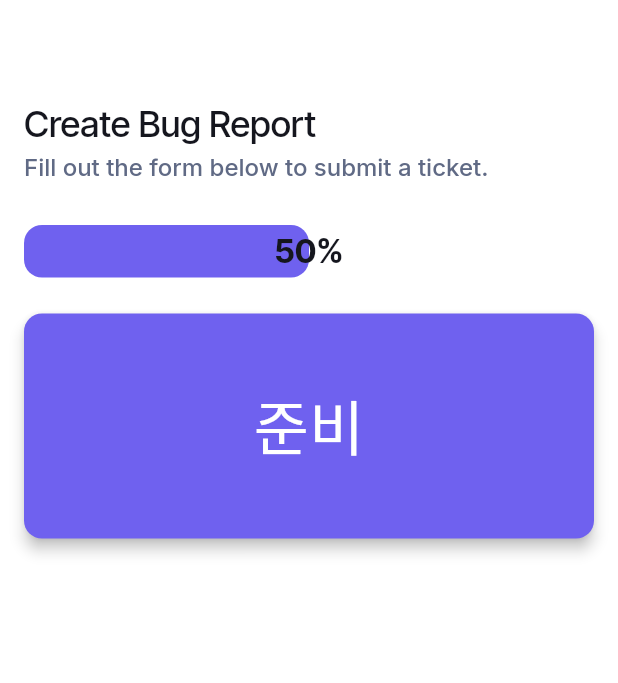
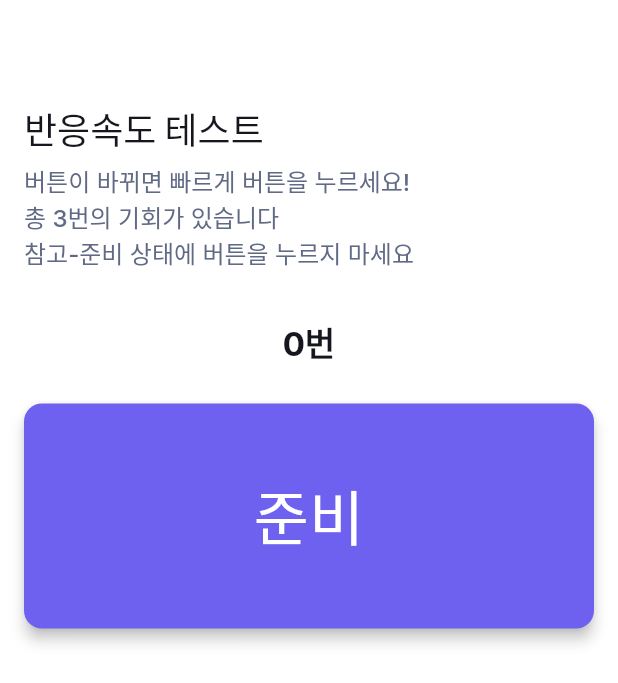
Before and after one commit to manystorms/treasure_hunt, a Flutter app: the MiniGameReactionRateWidget screen opened by its route, on a phone screen of 412 x 824 dp. Shown: the top 683 px of the screen. Run offline on Flutter 3.47's test engine with Material 3 defaults, Android fonts, the phone set to English and light mode, and no system bars; drawn by our look-alikes of auto_size_text, percent_indicator; our stand-ins replace cloud_firestore, firebase_core, flutter_animate, font_awesome_flutter, from_css_color, go_router and 4 more; missing offline and left inert: json_path, mobile_scanner; accounts and stored records are empty; generated files the repository leaves out were written again; statements that could not run were skipped.

Commit message:
반응속도 게임 추가하는 중

```diff
--- a/lib/data.dart
+++ b/lib/data.dart
@@ -17,7 +17,6 @@ const List<Map<String, dynamic>> riddleData = [
     'qrCode':'start_point',
     'simpleContent':'아름다운 그림을 듣는다',
     'content':'아름다운 그림을 듣는다',
-    'miniGame':'/miniGameReactionRate'
   },
   {
     'qrCode':'music_room',
@@ -41,7 +40,7 @@ const List<Map<String, dynamic>> riddleData = [
     'qrCode':'broadcasting_room',
     'simpleContent':'1부터 100까지의 합을 구하다',
     'content':'1부터 100까지의 합을 구하다',
-    'miniGame':'/miniGameButtonClick'
+    'miniGame':'/miniGameReactionRate'
   },
   {
     'qrCode':'gauss_room',
--- a/lib/pages/mini_game_reaction_rate/mini_game_reaction_rate_model.dart
+++ b/lib/pages/mini_game_reaction_rate/mini_game_reaction_rate_model.dart
@@ -1,9 +1,19 @@
+import 'dart:async';
 import '/flutter_flow/flutter_flow_util.dart';
 import 'mini_game_reaction_rate_widget.dart' show MiniGameReactionRateWidget;
 import 'package:flutter/material.dart';
 
+const measureReactionRateTotalCnt = 3;
+const penaltyTime = 0.5;
+
 class MiniGameReactionRateModel
     extends FlutterFlowModel<MiniGameReactionRateWidget> {
+
+  List<double> reactionRate = [];
+  bool ready = true;
+  int startTime = 0;
+  late Timer timer;
+
   @override
   void initState(BuildContext context) {}
 
--- a/lib/pages/mini_game_reaction_rate/mini_game_reaction_rate_widget.dart
+++ b/lib/pages/mini_game_reaction_rate/mini_game_reaction_rate_widget.dart
@@ -1,8 +1,12 @@
+import 'dart:async';
+import 'dart:math';
 import '/flutter_flow/flutter_flow_theme.dart';
 import '/flutter_flow/flutter_flow_util.dart';
 import '/flutter_flow/flutter_flow_widgets.dart';
 import 'package:flutter/material.dart';
 import 'package:percent_indicator/percent_indicator.dart';
+import 'package:treasure_hunt/show_alert.dart';
+import 'package:treasure_hunt/data.dart';
 
 import 'mini_game_reaction_rate_model.dart';
 export 'mini_game_reaction_rate_model.dart';
@@ -21,10 +25,44 @@ class _MiniGameReactionRateWidgetState
 
   final scaffoldKey = GlobalKey<ScaffoldState>();
 
+  void startGame() {
+    setState(() {
+      _model.ready = true;
+    });
+
+    final randomDelay = Random().nextInt(3000)+4000;
+    _model.timer = Timer(Duration(milliseconds: randomDelay), () {
+      setState(() {
+        _model.ready = false;
+        _model.startTime = DateTime.now().millisecondsSinceEpoch;
+      });
+    });
+  }
+
+  void gameEnd() async{
+    final reactionRateSum = _model.reactionRate.reduce((a, b) => a + b);
+    final average = reactionRateSum/_model.reactionRate.length;
+
+    int changingScore = 0;
+    if(average >= 0.5) {
+      changingScore = -3;
+    }else if(average >= 0.25){
+      changingScore = 1;
+    }else{
+      changingScore = 3;
+    }
+
+    changeScore(changingScore);
+    await showAlertWithoutChoice(context, '평균 ${average.toStringAsFixed(2)}초가 걸렸습니다\n점수가 ${changingScore.abs()}만큼 ${(changingScore > 0)? '증가':'감소'}했습니다');
+    context.pop();
+  }
+
   @override
   void initState() {
     super.initState();
     _model = createModel(context, () => MiniGameReactionRateModel());
+
+    startGame();
   }
 
   @override
@@ -61,7 +99,7 @@ class _MiniGameReactionRateWidgetState
                 crossAxisAlignment: CrossAxisAlignment.start,
                 children: [
                   Text(
-                    'Create Bug Report',
+                    '반응속도 테스트',
                     style: FlutterFlowTheme.of(context).headlineMedium.override(
                       fontFamily: 'Inter Tight',
                       letterSpacing: 0.0,
@@ -70,7 +108,7 @@ class _MiniGameReactionRateWidgetState
                   Padding(
                     padding: const EdgeInsetsDirectional.fromSTEB(0, 4, 0, 0),
                     child: Text(
-                      'Fill out the form below to submit a ticket.',
+                      '버튼이 바뀌면 빠르게 버튼을 누르세요!\n총 3번의 기회가 있습니다\n참고-준비 상태에 버튼을 누르지 마세요',
                       style: FlutterFlowTheme.of(context).labelLarge.override(
                         fontFamily: 'Inter',
                         letterSpacing: 0.0,
@@ -80,14 +118,14 @@ class _MiniGameReactionRateWidgetState
                   Padding(
                     padding: const EdgeInsetsDirectional.fromSTEB(0, 30, 0, 0),
                     child: LinearPercentIndicator(
-                      percent: 0.5,
+                      percent: _model.reactionRate.length/measureReactionRateTotalCnt,
                       lineHeight: 35,
                       animation: true,
                       animateFromLastPercent: true,
                       progressColor: FlutterFlowTheme.of(context).primary,
                       backgroundColor: FlutterFlowTheme.of(context).accent4,
                       center: Text(
-                        '50%',
+                        '${_model.reactionRate.length.toString()}번',
                         style:
                         FlutterFlowTheme.of(context).headlineSmall.override(
                           fontFamily: 'Inter Tight',
@@ -101,16 +139,28 @@ class _MiniGameReactionRateWidgetState
                   Padding(
                     padding: const EdgeInsetsDirectional.fromSTEB(0, 24, 0, 12),
                     child: FFButtonWidget(
-                      onPressed: () {
-                        print('Button pressed ...');
+                      onPressed: () async {
+                        if(_model.ready) {
+                          _model.reactionRate.add(penaltyTime);
+                          await showAlertWithoutChoice(context, '준비 상태에 버튼을 눌러서 $penaltyTime초로 측정됩니다');
+                        }else{
+                          _model.reactionRate.add((DateTime.now().millisecondsSinceEpoch-_model.startTime)/1000.0);
+                          await showAlertWithoutChoice(context, '${_model.reactionRate.last}초 걸렸습니다');
+                        }
+
+                        if(_model.reactionRate.length == measureReactionRateTotalCnt) {
+                          gameEnd();
+                        }else{
+                          startGame();
+                        }
                       },
-                      text: '준비',
+                      text: (_model.ready)? '준비':'누르세요',
                       options: FFButtonOptions(
                         width: double.infinity,
                         height: 150,
                         padding: const EdgeInsets.all(0),
                         iconPadding: const EdgeInsetsDirectional.fromSTEB(0, 0, 0, 0),
-                        color: FlutterFlowTheme.of(context).primary,
+                        color: (_model.ready)? FlutterFlowTheme.of(context).primary:const Color(0xFFCB2D36),
                         textStyle:
                         FlutterFlowTheme.of(context).titleSmall.override(
                           fontFamily: 'Inter Tight',
```
